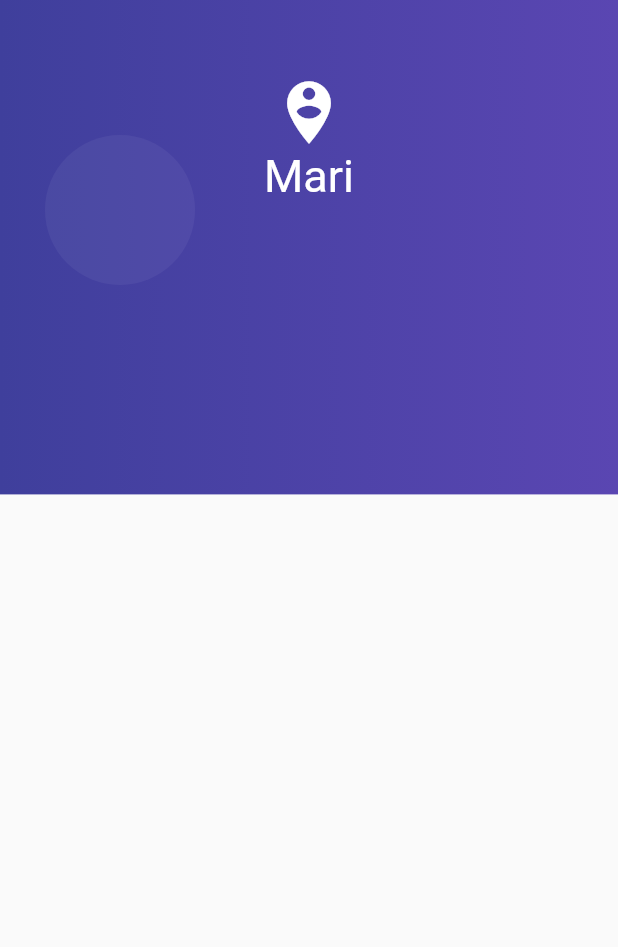
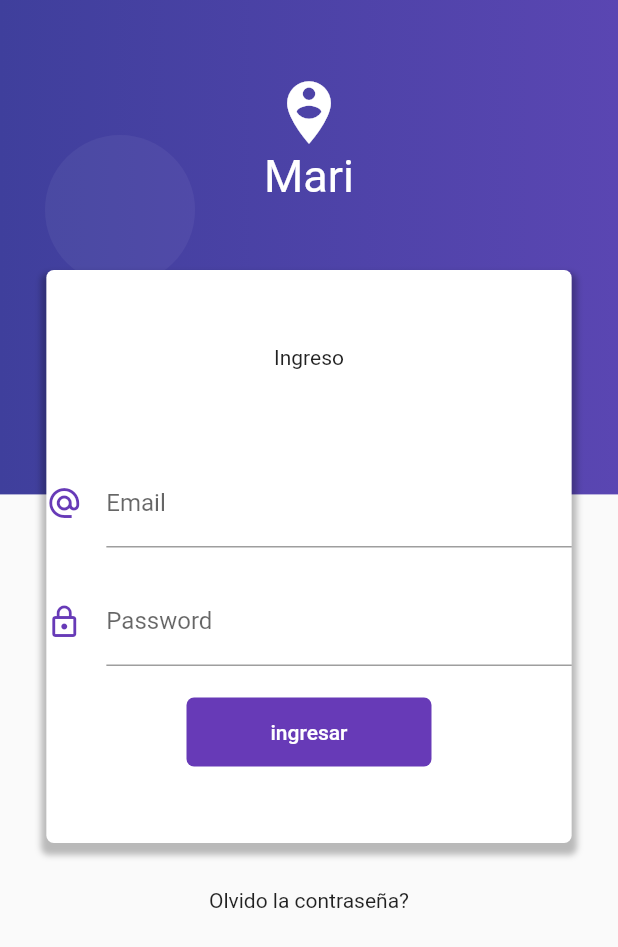
Before and after one commit to Marisabel-Condori/validacion-formulario-flutter, a Flutter app: the screen it shows after launch, on a phone screen of 412 x 824 dp. Shown: the top 947 px of the screen. Run offline on Flutter 3.47's test engine with Material 2 defaults, Android fonts, the phone set to English and light mode, and no system bars.

```diff
--- a/lib/src/pages/login_page.dart
+++ b/lib/src/pages/login_page.dart
@@ -7,8 +7,8 @@ class LoginPage extends StatelessWidget {
     return Scaffold(
       body: Stack(
         children: [
-          _crearFondo(context)
-
+          _crearFondo(context),
+          _crearFormulario(context)
         ],
       ),
     );
@@ -61,5 +61,91 @@ class LoginPage extends StatelessWidget {
     );
   }
 
+  Widget _crearFormulario(BuildContext context){
+    final size = MediaQuery.of(context).size;
+    return SingleChildScrollView(
+      child: Column(
+        children: [
+          SafeArea(child: Container(
+            height: 150.0  )
+          ),
+          Container(
+            width: size.width*0.85,
+            margin: EdgeInsets.symmetric(vertical: 30.0),
+            padding: EdgeInsets.symmetric(vertical: 50.0),
+            decoration: BoxDecoration(
+              color: Colors.white,
+              borderRadius: BorderRadius.circular(5.0),
+              boxShadow: [
+                BoxShadow(
+                  color: Colors.black26,
+                  blurRadius: 3.0,
+                  offset: Offset(0.0, 5.0),
+                  spreadRadius: 3.0
+                )
+              ],
+            ),
+
+            child: Column(
+              children: [
+                Text('Ingreso'),
+                SizedBox(height: 60.0),
+                _crearEmail(),
+                SizedBox(height: 20.0),
+                _crearPassword(),
+                SizedBox(height: 20.0),
+                _crearBoton(),
+
+              ],
+            ),
+          ),
+          Text('Olvido la contraseña?'),
+          SizedBox(height: 100.0),
+        ],
+      ),
+    );
+  }
+
+  Widget _crearEmail(){
+    return Container(
+      child: TextField(
+        keyboardType: TextInputType.emailAddress,
+        decoration: InputDecoration(
+          icon: Icon(Icons.alternate_email, color: Colors.deepPurple),
+          labelText: 'Email',
+          hintText: 'ejemplo@gmail.com',
+        ),
+      ),
+    );
+  }
+
+  Widget _crearPassword(){
+    return Container(
+      child: TextField(
+        obscureText: true,
+        keyboardType: TextInputType.emailAddress,
+        decoration: InputDecoration(
+          icon: Icon(Icons.lock_outline, color: Colors.deepPurple),
+          labelText: 'Password',
+        ),
+      ),
+    );
+  }
+
+  Widget _crearBoton(){
+    return RaisedButton(
+      child: Container(
+        padding: EdgeInsets.symmetric(horizontal: 40.0, vertical: 15.0),
+        child: Text('ingresar')
+      ),
+      shape: RoundedRectangleBorder(
+        borderRadius: BorderRadius.circular(5.0)
+      ),
+      elevation: 0.0,
+      color: Colors.deepPurple,
+      textColor: Colors.white,
+      onPressed: (){}
+    );
+  }
 
 }
```
